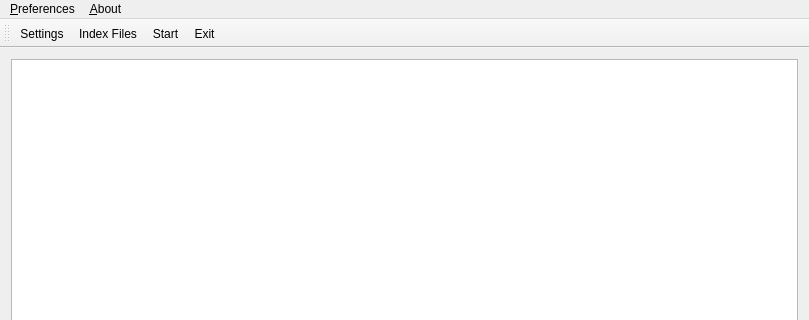
PavloSolntsev/solxd, file mainwindow.ui: the form before one commit; both pictures show x 0 to 809 and y 0 to 320 of the 809 by 532 pixel window.
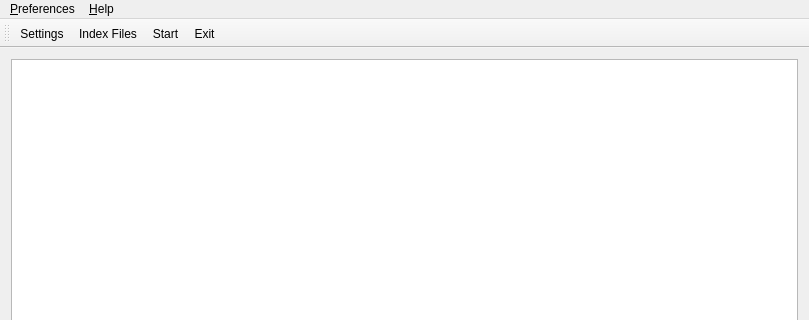
The form after the commit. Icons and pictures are not drawn. Custom widgets are drawn as their Qt base class.

Commit message: Some changes for INS parser specifically fir SFAC block. about and help dialogs have been added.

```diff
--- a/mainwindow.ui
+++ b/mainwindow.ui
@@ -47,7 +47,7 @@
      <x>0</x>
      <y>0</y>
      <width>809</width>
-     <height>31</height>
+     <height>26</height>
     </rect>
    </property>
    <widget class="QMenu" name="menuPreferences">
@@ -58,7 +58,7 @@
    </widget>
    <widget class="QMenu" name="menu_About">
     <property name="title">
-     <string>&amp;About</string>
+     <string>&amp;Help</string>
     </property>
    </widget>
    <addaction name="menuPreferences"/>
```
Left out of the diff: 12 changed lines with no effect on the pictures. The commit also changes 10 other files.
